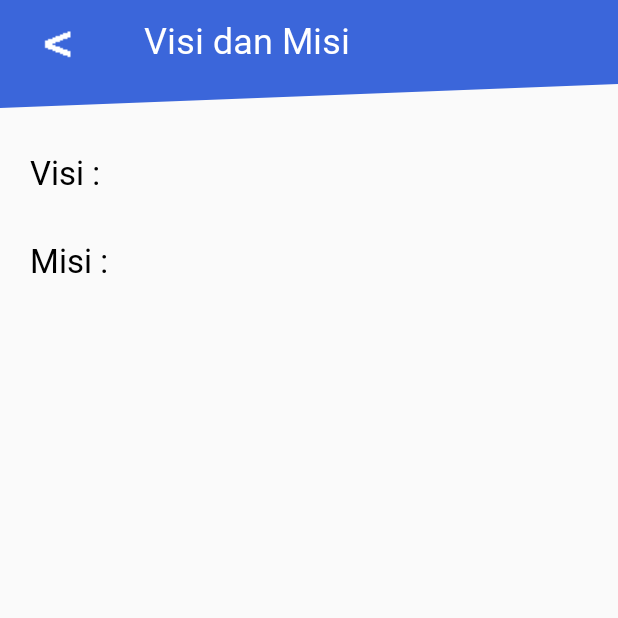
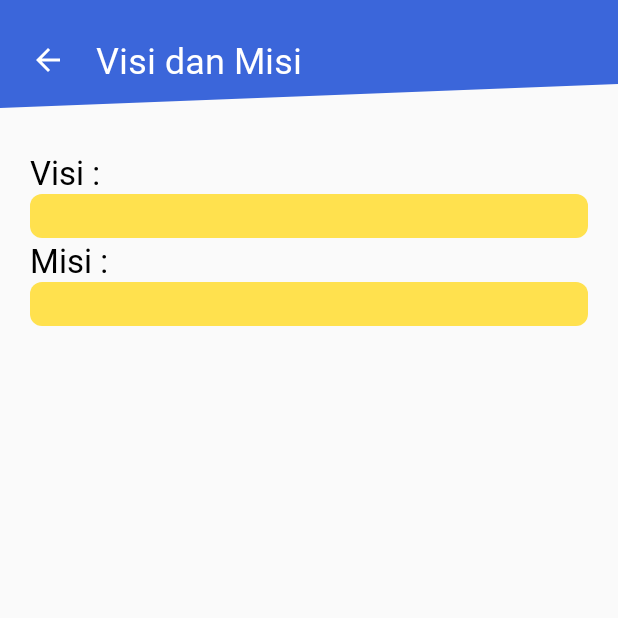
Before and after one commit to heri1876/Pemilihan-Osis, an Android app: the visiMisiActivity screen opened directly, with no data from a screen before it, on a phone screen of 412 x 824 dp, the top half of it. Run offline under Robolectric (Android 15) with nearby library versions, the phone set to English and light mode, and no system bars; network calls fail.

Commit message:
Memperbaiki beberapa penulisan code

```diff
--- a/Source Code/app/src/main/java/com/shadow/pemilihanosisonline/SplashActivity.java
+++ b/Source Code/app/src/main/java/com/shadow/pemilihanosisonline/SplashActivity.java
@@ -28,7 +28,7 @@ public class SplashActivity extends AppCompatActivity {
     Animation smalltobig, moveleft, movehelper;
     private String url = "https://sqlitedatanase.000webhostapp.com/";
 
-    dbhelper SQLite = new dbhelper(this);
+    private dbhelper SQLite = new dbhelper(this);
 
     @Override
     protected void onCreate(Bundle savedInstanceState) {
--- a/Source Code/app/src/main/java/com/shadow/pemilihanosisonline/adapter/AdapterList.java
+++ b/Source Code/app/src/main/java/com/shadow/pemilihanosisonline/adapter/AdapterList.java
@@ -43,7 +43,6 @@ public class AdapterList extends ArrayAdapter<data> {
         super(context, resource);
         this.context = context;
         this.resource = resource;
-
     }
 
     @Override
--- a/Source Code/app/src/main/java/com/shadow/pemilihanosisonline/dbhelper/dbhelper.java
+++ b/Source Code/app/src/main/java/com/shadow/pemilihanosisonline/dbhelper/dbhelper.java
@@ -15,8 +15,8 @@ public class dbhelper extends SQLiteOpenHelper {
 
     private static final int DATABASE_VERSION = 1;
 
-    data data = new data();
-    ArrayList<data> dataArray = new ArrayList<>();
+    private data data = new data();
+    private ArrayList<data> dataArray = new ArrayList<>();
 
     static final String DATABASE_NAME = "isi.db";
 
--- a/Source Code/app/src/main/res/drawable/bg_blue.xml
+++ b/Source Code/app/src/main/res/drawable/bg_dark_blue.xml
@@ -2,7 +2,7 @@
 <shape xmlns:android="http://schemas.android.com/apk/res/android">
 
     <solid
-        android:color="@color/colorAccent"/>
+        android:color="@color/darkBlue"/>
 
     <corners
         android:radius="8dp"/>
--- a/Source Code/app/src/main/res/drawable/bg_yellow.xml
+++ b/Source Code/app/src/main/res/drawable/bg_yellow.xml
@@ -2,7 +2,7 @@
 <shape xmlns:android="http://schemas.android.com/apk/res/android">
 
     <solid
-        android:color="#11183F"/>
+        android:color="@color/colorPrimary"/>
 
     <corners
         android:radius="8dp"/>
--- /dev/null
+++ b/Source Code/app/src/main/res/drawable/ic_back.xml
@@ -0,0 +1,9 @@
+<vector xmlns:android="http://schemas.android.com/apk/res/android"
+        android:width="24dp"
+        android:height="24dp"
+        android:viewportWidth="24.0"
+        android:viewportHeight="24.0">
+    <path
+        android:fillColor="#FFFFFF"
+        android:pathData="M20,11H7.83l5.59,-5.59L12,4l-8,8 8,8 1.41,-1.41L7.83,13H20v-2z"/>
+</vector>
--- a/Source Code/app/src/main/res/drawable/wave3.xml
+++ b/Source Code/app/src/main/res/drawable/wave3.xml
@@ -4,7 +4,7 @@
     android:viewportWidth="1440"
     android:viewportHeight="320">
   <path
-      android:pathData="M0,320L1440,160L1440,0L0,0Z"
-      android:fillColor="#ff5500"
+      android:pathData="M0,288L1440,224L1440,0L0,0Z"
+      android:fillColor="#3B66DA"
       android:fillAlpha="1"/>
 </vector>
--- a/Source Code/app/src/main/res/drawable/wave4.xml
+++ /dev/null
@@ -1,10 +0,0 @@
-<vector xmlns:android="http://schemas.android.com/apk/res/android"
-    android:width="1440dp"
-    android:height="320dp"
-    android:viewportWidth="1440"
-    android:viewportHeight="320">
-  <path
-      android:pathData="M0,288L1440,224L1440,0L0,0Z"
-      android:fillColor="#3B66DA"
-      android:fillAlpha="1"/>
-</vector>
--- a/Source Code/app/src/main/res/layout/activity_home.xml
+++ b/Source Code/app/src/main/res/layout/activity_home.xml
@@ -13,8 +13,7 @@
         <LinearLayout
             android:layout_width="match_parent"
             android:layout_height="wrap_content"
-            android:orientation="vertical"
-            android:layout_weight="0.1">
+            android:orientation="vertical">
 
             <RelativeLayout
                 android:layout_width="match_parent"
@@ -39,7 +38,6 @@
                 android:layout_height="wrap_content"
                 android:layout_marginTop="-170dp"
                 android:layout_marginBottom="10dp"
-                android:dividerHeight="2px"
                 tools:listitem="@layout/calon_row" />
 
             <Button
@@ -50,7 +48,6 @@
                 android:layout_marginTop="5dp"
                 android:layout_marginBottom="5dp"
                 android:background="@drawable/ripple_effect"
-                android:clickable="true"
                 android:fontFamily="@font/segoeuib"
                 android:text="keluar"
                 android:textColor="@android:color/white"
--- a/Source Code/app/src/main/res/layout/activity_selesai.xml
+++ b/Source Code/app/src/main/res/layout/activity_selesai.xml
@@ -13,7 +13,7 @@
         android:layout_weight="0.9"
         android:fontFamily="@font/segoeui"
         android:gravity="center"
-        android:text="Kamu sudah memilih calon osis\nTerimakasih"
+        android:text="@string/end"
         android:textAlignment="center"
         android:textColor="@android:color/black"
         android:textSize="25sp" />
--- a/Source Code/app/src/main/res/layout/activity_visi_misi.xml
+++ b/Source Code/app/src/main/res/layout/activity_visi_misi.xml
@@ -9,23 +9,24 @@
     <LinearLayout
         android:layout_width="match_parent"
         android:layout_height="80dp"
-        android:background="@drawable/wave4"
+        android:background="@drawable/wave3"
         android:orientation="horizontal"
         android:padding="10dp">
 
         <ImageView
             android:id="@+id/back"
             android:layout_width="wrap_content"
-            android:layout_height="wrap_content"
+            android:layout_height="match_parent"
             android:layout_marginStart="10dp"
-            android:src="@drawable/back" />
+            android:src="@drawable/ic_back" />
 
         <TextView
             android:layout_width="wrap_content"
-            android:layout_height="wrap_content"
-            android:layout_marginStart="40dp"
+            android:layout_height="match_parent"
+            android:layout_marginStart="20dp"
             android:fontFamily="@font/segoeui"
-            android:text="Visi dan Misi"
+            android:gravity="center"
+            android:text="@string/visi_dan_misi"
             android:textColor="@android:color/white"
             android:textSize="24sp" />
 
@@ -37,7 +38,7 @@
 
         <LinearLayout
             android:layout_width="match_parent"
-            android:layout_height="match_parent"
+            android:layout_height="wrap_content"
             android:orientation="vertical"
             android:padding="20dp">
 
@@ -45,7 +46,7 @@
                 android:layout_width="match_parent"
                 android:layout_height="wrap_content"
                 android:fontFamily="@font/segoeui"
-                android:text="Visi :"
+                android:text="@string/visi"
                 android:textColor="@android:color/black"
                 android:textSize="22sp" />
 
@@ -53,16 +54,17 @@
                 android:id="@+id/visi"
                 android:layout_width="match_parent"
                 android:layout_height="wrap_content"
+                android:background="@drawable/bg_yellow"
                 android:fontFamily="@font/segoeui"
                 android:text=""
-                android:textColor="@android:color/black"
+                android:textColor="@android:color/white"
                 android:textSize="22sp" />
 
             <TextView
                 android:layout_width="match_parent"
                 android:layout_height="wrap_content"
                 android:fontFamily="@font/segoeui"
-                android:text="Misi :"
+                android:text="@string/misi"
                 android:textColor="@android:color/black"
                 android:textSize="22sp" />
 
@@ -70,9 +72,10 @@
                 android:id="@+id/misi"
                 android:layout_width="match_parent"
                 android:layout_height="wrap_content"
+                android:background="@drawable/bg_yellow"
                 android:fontFamily="@font/segoeui"
                 android:text=""
-                android:textColor="@android:color/black"
+                android:textColor="@android:color/white"
                 android:textSize="22sp" />
 
         </LinearLayout>
--- a/Source Code/app/src/main/res/layout/calon_row.xml
+++ b/Source Code/app/src/main/res/layout/calon_row.xml
@@ -8,7 +8,7 @@
     <LinearLayout
         android:layout_width="match_parent"
         android:layout_height="wrap_content"
-        android:background="@drawable/bg_yellow"
+        android:background="@drawable/bg_dark_blue"
         android:orientation="vertical"
         android:padding="10dp">
 
--- a/Source Code/app/src/main/res/values/colors.xml
+++ b/Source Code/app/src/main/res/values/colors.xml
@@ -3,4 +3,5 @@
     <color name="colorPrimary">#FFE14E</color>
     <color name="colorPrimaryDark">#FFE14E</color>
     <color name="colorAccent">#3B66DA</color>
+    <color name="darkBlue">#11183F</color>
 </resources>
--- a/Source Code/app/src/main/res/values/strings.xml
+++ b/Source Code/app/src/main/res/values/strings.xml
@@ -1,3 +1,10 @@
 <resources>
     <string name="app_name">Pemilihan Osis Online</string>
+    <string name="visi_dan_misi">Visi dan Misi</string>
+    <string name="visi">Visi :</string>
+    <string name="misi">Misi :</string>
+    <string name="selamat_datang">Selamat datang \n Silahkan login</string>
+    <string name="masukan_nik">Masukan NIK</string>
+    <string name="masukan_password">Masukan Password</string>
+    <string name="end">Kamu sudah memilih calon osis Terimakasih</string>
 </resources>
```
Also changed, not shown: Source Code/app/src/main/java/com/shadow/pemilihanosisonline/HomeActivity.java (+12 -15 lines), Source Code/app/src/main/res/layout/activity_login.xml (+5 -6 lines), Source Code/app/src/main/res/drawable/back.png (deleted).
